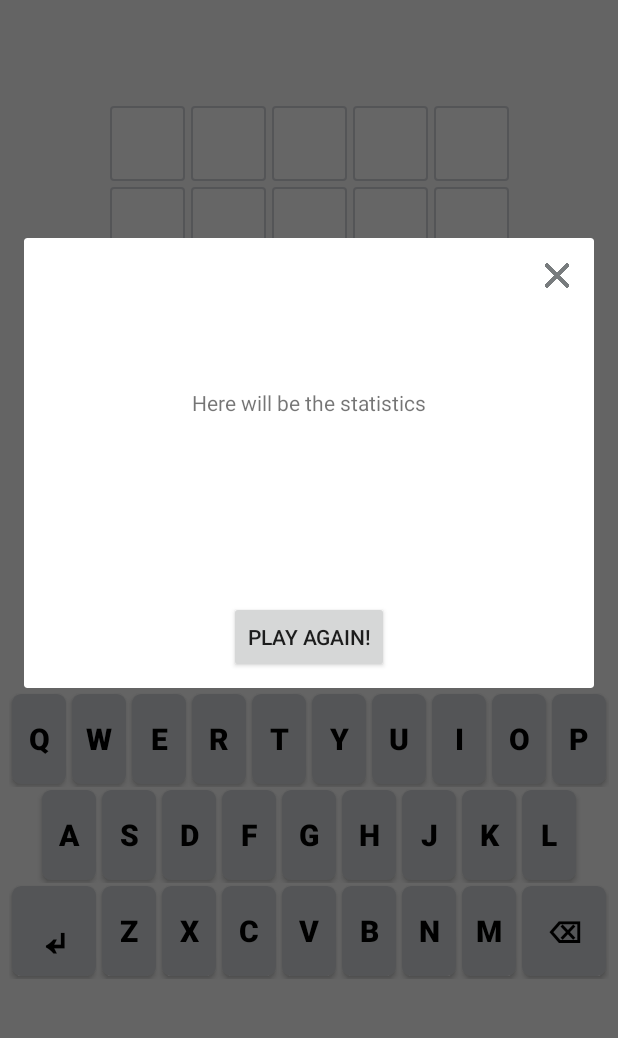
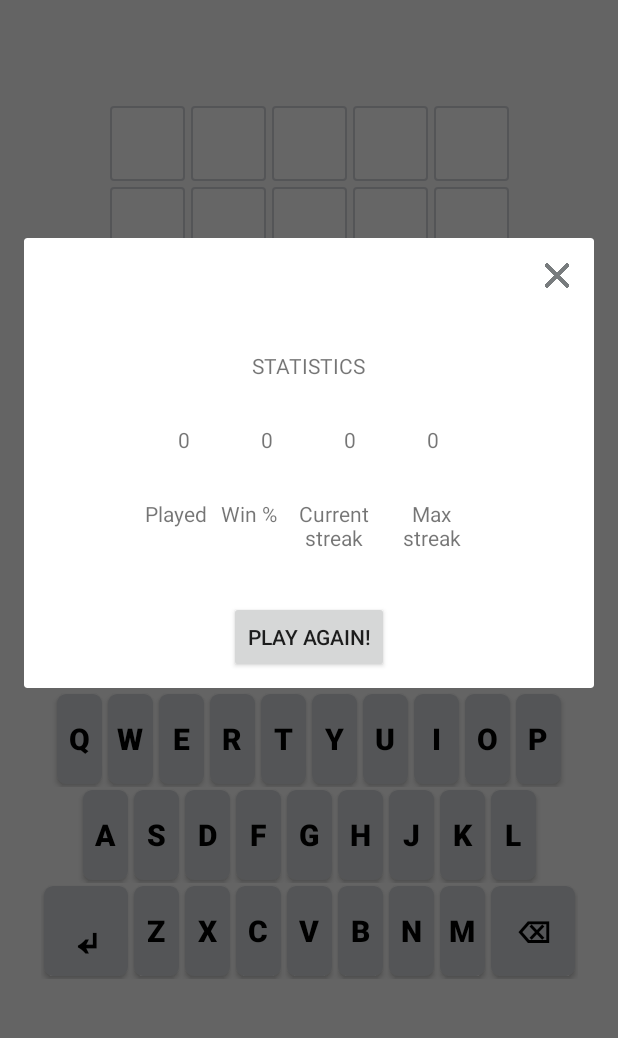
Before and after one commit to kidimp/Wordle-android, an Android app: the screen it shows after launch (MainActivity), after a tap on an icon or button, on a phone screen of 412 x 824 dp, the part 155-1193 px from its top. Run offline under Robolectric (Android 15) with nearby library versions, the phone set to English and light mode, and no system bars; libraries missing offline, so code that uses them is left out: es.dmoral.toasty; 20 statements that could not run were skipped.

Commit message:
Statistics display is created

```diff
--- a/app/src/main/AndroidManifest.xml
+++ b/app/src/main/AndroidManifest.xml
@@ -3,6 +3,7 @@
     xmlns:tools="http://schemas.android.com/tools">
 
     <uses-permission android:name="android.permission.READ_EXTERNAL_STORAGE" />
+    <uses-permission android:name="android.permission.WRITE_EXTERNAL_STORAGE" />
 
     <application
         android:name=".App"
--- a/app/src/main/java/com/chous/wordle/App.java
+++ b/app/src/main/java/com/chous/wordle/App.java
@@ -1,7 +1,6 @@
 package com.chous.wordle;
 
 import android.app.Application;
-import android.content.Context;
 
 public class App extends Application {
     // add to manifest "android:name=".App""
--- a/app/src/main/java/com/chous/wordle/DBHandler.java
+++ b/app/src/main/java/com/chous/wordle/DBHandler.java
@@ -6,14 +6,36 @@ import android.database.sqlite.SQLiteDatabase;
 import android.database.sqlite.SQLiteOpenHelper;
 import android.util.Log;
 
+import androidx.core.content.res.ResourcesCompat;
+
+import java.io.IOException;
+import java.io.InputStream;
+import java.nio.charset.StandardCharsets;
+import java.util.Scanner;
+
 public class DBHandler extends SQLiteOpenHelper {
+    private static DBHandler instance;
+    SQLiteDatabase db = this.getReadableDatabase();
     private static final String DB_NAME = "wordle-android.db";
     private static final int DB_VERSION = 1;
-    private static final String TABLE_NAME = "words";
-    private static final String NAME_COL = "word";
+
+    private static final String WORDS = "words";
+    private static final String WORD = "word";
     private Word word;
-    private static DBHandler instance;
-    SQLiteDatabase db = this.getReadableDatabase();
+
+    private static final String STATS = "stats";
+    private static final String GAMES = "games";
+    private static final String WINS = "wins";
+    private static final String STREAK = "streak";
+    private static final String MAX_STREAK = "max_streak";
+
+    int numberOfGames;
+    int numberOfWins;
+    int streak;
+    int maxStreak;
+
+    boolean previousGameResultIsVictory;
+
 
     private DBHandler(Context context) {
         super(context, DB_NAME, null, DB_VERSION);
@@ -29,6 +51,20 @@ public class DBHandler extends SQLiteOpenHelper {
 
     @Override
     public void onCreate(SQLiteDatabase db) {
+        InputStream inputStream = App.getContext().getResources().openRawResource(R.raw.wordle_db);
+        String queries = "";
+        try(Scanner scanner = new Scanner(inputStream, StandardCharsets.UTF_8.name())) {
+            queries = scanner.useDelimiter("\\A").next();
+        } catch (Exception e) {
+            Log.d("IOExeption ----------> ", "ioexeption");
+        }
+        try {
+            for (String query : queries.split(";")) {
+                db.execSQL(query);
+            }
+        }
+        catch (Exception e) {}
+        int i = 0;
     }
 
 
@@ -38,10 +74,10 @@ public class DBHandler extends SQLiteOpenHelper {
 
 
     public void generateRandomWord() {
-        Cursor cursor = db.rawQuery("SELECT * FROM " + TABLE_NAME + " ORDER BY RANDOM() LIMIT 1", null);
+        Cursor cursor = db.rawQuery("SELECT * FROM " + WORDS + " ORDER BY RANDOM() LIMIT 1", null);
         if (cursor.moveToFirst()) {
             word = new Word(cursor.getString(1).toUpperCase());
-            word = new Word("RALLY");
+            word = new Word("RALLY"); // for testing purposes
             Log.d("TARGET WORD ----------> ", word.getText());
         }
         cursor.close();
@@ -54,8 +90,8 @@ public class DBHandler extends SQLiteOpenHelper {
 
 
     public boolean isAttemptExist(String attempt) {
-        Cursor cursor = db.rawQuery("SELECT EXISTS(SELECT  " + NAME_COL + "  FROM "
-                + TABLE_NAME + " WHERE " + NAME_COL + " = '" + attempt.toLowerCase() + "')", null);
+        Cursor cursor = db.rawQuery("SELECT EXISTS(SELECT  " + WORD + "  FROM "
+                + WORDS + " WHERE " + WORD + " = '" + attempt.toLowerCase() + "')", null);
         cursor.moveToFirst();
 
         // cursor.getInt(0) is 1 if column with value exists
@@ -67,4 +103,100 @@ public class DBHandler extends SQLiteOpenHelper {
             return false;
         }
     }
+
+
+    public int getNumberOfGames() {
+        Cursor cursor = db.rawQuery("SELECT * FROM " + STATS, null);
+        cursor.moveToFirst();
+        numberOfGames = cursor.getInt(1);
+        cursor.close();
+
+        Log.d("NUMBER OF GAMES ----------> ", String.valueOf(numberOfGames));
+
+        return numberOfGames;
+    }
+
+    public void incrementNumberOfGames() {
+        getNumberOfGames();
+
+        numberOfGames++;
+
+        String query = "UPDATE " + STATS + " SET " + GAMES + " = " + numberOfGames + " WHERE id=1";
+        db.execSQL(query);
+    }
+
+
+    public int getNumberOfWins() {
+        Cursor cursor = db.rawQuery("SELECT * FROM " + STATS, null);
+        cursor.moveToFirst();
+        numberOfWins = cursor.getInt(2);
+        cursor.close();
+
+        Log.d("NUMBER OF GAMES ----------> ", String.valueOf(numberOfWins));
+
+        return numberOfWins;
+    }
+
+    public void incrementNumberOfWins() {
+        getNumberOfWins();
+
+        numberOfWins++;
+
+        String query = "UPDATE " + STATS + " SET " + WINS + " = " + numberOfWins + " WHERE id=1";
+        db.execSQL(query);
+    }
+
+
+    public void setPreviousGameResult(boolean result) {
+        previousGameResultIsVictory = result;
+    }
+
+    public boolean getPreviousGameResult() {
+        return previousGameResultIsVictory;
+    }
+
+
+    public int getStreak() {
+        Cursor cursor = db.rawQuery("SELECT * FROM " + STATS, null);
+        cursor.moveToFirst();
+        streak = cursor.getInt(3);
+
+        if (getPreviousGameResult()) {
+            String query = "UPDATE " + STATS + " SET " + MAX_STREAK + " = " + streak + " WHERE id=1";
+            db.execSQL(query);
+        }
+
+        cursor.close();
+
+        Log.d("STREAK ----------> ", String.valueOf(streak));
+
+        return streak;
+    }
+
+    public void incrementStreak() {
+        getStreak();
+
+        streak++;
+
+        String query = "UPDATE " + STATS + " SET " + STREAK + " = " + streak + " WHERE id=1";
+        db.execSQL(query);
+    }
+
+
+    public void resetStreak() {
+        String query = "UPDATE " + STATS + " SET " + STREAK + " = 0 WHERE id=1";
+        db.execSQL(query);
+    }
+
+
+    public int getMaxStreak() {
+        Cursor cursor = db.rawQuery("SELECT * FROM " + STATS, null);
+        cursor.moveToFirst();
+        maxStreak = cursor.getInt(4);
+        cursor.close();
+
+        Log.d("MAX STREAK ----------> ", String.valueOf(maxStreak));
+
+        return maxStreak;
+    }
 }
--- a/app/src/main/java/com/chous/wordle/DialogStats.java
+++ b/app/src/main/java/com/chous/wordle/DialogStats.java
@@ -8,23 +8,40 @@ import android.widget.TextView;
 
 public class DialogStats {
     MainActivity activity;
-    TextView txt_Message;
+    TextView txt_message;
+    TextView numberOfPlayedGames;
+    TextView percentOfWins;
+    TextView streak;
+    TextView maxStreak;
     ImageButton buttonCloseDialog;
     Button buttonNewGame;
     Dialog dialog;
+    private final DBHandler dbHandler;
 
     public DialogStats(MainActivity activity) {
+        dbHandler = DBHandler.getInstance();
         this.activity = activity;
+
         dialog = new Dialog(activity);
         dialog.requestWindowFeature(Window.FEATURE_NO_TITLE);
         dialog.setCancelable(false);
         dialog.setContentView(R.layout.dialog_stats);
-        txt_Message = dialog.findViewById(R.id.statistics);
+
+        innitViews();
+
+        setupDialogView();
+    }
+
+    private void innitViews() {
+        txt_message = dialog.findViewById(R.id.statistics1);
+
+        numberOfPlayedGames = dialog.findViewById(R.id.played);
+        percentOfWins = dialog.findViewById(R.id.wins_persentage);
+        streak = dialog.findViewById(R.id.current_streak);
+        maxStreak = dialog.findViewById(R.id.max_streak);
 
         buttonCloseDialog = dialog.findViewById(R.id.button_close_dialog);
         buttonNewGame = dialog.findViewById(R.id.button_new_game);
-
-        setupDialogView();
     }
 
     private void setupDialogView() {
@@ -32,8 +49,7 @@ public class DialogStats {
         buttonNewGame.setOnClickListener(v -> buttonNewGameClick());
     }
 
-    public void showDialog(String message) {
-        txt_Message.setText(message);
+    public void showDialog() {
         dialog.show();
     }
 
@@ -49,4 +65,18 @@ public class DialogStats {
         activity.getGame().create();
         buttonCloseDialogClick();
     }
+
+
+    public void updateStatsView() {
+        int numberOfGames = dbHandler.getNumberOfGames();
+        int numberOfWins = dbHandler.getNumberOfWins();
+        double winningPercent = (numberOfGames > 0) ? ((double) numberOfWins / numberOfGames) * 100 : 0.0;
+        int currentStreak = dbHandler.getStreak();
+        int max_streak = dbHandler.getMaxStreak();
+
+        numberOfPlayedGames.setText(String.valueOf(numberOfGames));
+        percentOfWins.setText(String.valueOf((int) winningPercent));
+        streak.setText(String.valueOf(currentStreak));
+        maxStreak.setText(String.valueOf(max_streak));
+    }
 }
--- a/app/src/main/java/com/chous/wordle/Grid.java
+++ b/app/src/main/java/com/chous/wordle/Grid.java
@@ -4,7 +4,7 @@ import android.app.Activity;
 
 public class Grid {
     private int activeLineIndex;
-    private TilesLine[] tilesLines;
+    private final TilesLine[] tilesLines;
 
     Grid(Activity activity) {
         activeLineIndex = 0;
@@ -42,9 +42,9 @@ public class Grid {
     }
 
     public void recolor() {
-        for (int i = 0; i < tilesLines.length; i++) {
-            if (tilesLines[i].attempt != null) {
-                tilesLines[i].recolorTiles();
+        for (TilesLine tilesLine : tilesLines) {
+            if (tilesLine.attempt != null) {
+                tilesLine.recolorTiles();
             }
         }
     }
--- a/app/src/main/java/com/chous/wordle/MainActivity.java
+++ b/app/src/main/java/com/chous/wordle/MainActivity.java
@@ -8,7 +8,7 @@ import android.widget.ImageButton;
 public class MainActivity extends AppCompatActivity {
     private Game game;
     Keyboard keyboard;
-    private ImageButton buttonStats;
+
 
     @Override
     protected void onCreate(Bundle savedInstanceState) {
@@ -23,16 +23,20 @@ public class MainActivity extends AppCompatActivity {
         game.create();
     }
 
+
     public Game getGame() { return game; }
+
 
     private void setupViews() {
         Message.setMessageSettings();
-        buttonStats = findViewById(R.id.button_stats);
+        ImageButton buttonStats = findViewById(R.id.button_stats);
         buttonStats.setOnClickListener(v -> ButtonResultClick());
     }
 
+
     public void ButtonResultClick() {
         DialogStats dialogStats = new DialogStats(this);
-        dialogStats.showDialog("Here will be the statistics");
+        dialogStats.updateStatsView();
+        dialogStats.showDialog();
     }
 }
--- a/app/src/main/java/com/chous/wordle/TilesLine.java
+++ b/app/src/main/java/com/chous/wordle/TilesLine.java
@@ -9,6 +9,7 @@ public class TilesLine {
     Word attempt;
     TextView[] tiles;
 
+
     public TilesLine(LinearLayout layout) {
         tiles = new TextView[Game.WORDLE_LENGTH];
         tiles[0] = layout.findViewById(R.id.Tile1);
@@ -17,6 +18,7 @@ public class TilesLine {
         tiles[3] = layout.findViewById(R.id.Tile4);
         tiles[4] = layout.findViewById(R.id.Tile5);
     }
+
 
     public void add(String letter) {
         TextView activeTile = getActiveTile();
@@ -44,6 +46,7 @@ public class TilesLine {
         }
         return null;
     }
+
 
     public void applyAttempt() {
         attempt = new Word(constructAttempt());
@@ -91,6 +94,7 @@ public class TilesLine {
         }
     }
 
+
     public void clean() {
         for (TextView textView : tiles) {
             attempt = null;
--- a/app/src/main/java/com/chous/wordle/Word.java
+++ b/app/src/main/java/com/chous/wordle/Word.java
@@ -11,11 +11,11 @@ public class Word {
     }
 
     public String getText() {
-        String word = "";
+        StringBuilder word = new StringBuilder();
         for (Letter letter : letters) {
-            word += letter.getText();
+            word.append(letter.getText());
         }
-        return word.toUpperCase();
+        return word.toString().toUpperCase();
     }
 
     public Letter[] getLetters() {
--- a/app/src/main/res/layout/dialog_stats.xml
+++ b/app/src/main/res/layout/dialog_stats.xml
@@ -15,9 +15,9 @@
         android:layout_marginStart="10dp"
         android:layout_marginTop="10dp"
         android:layout_marginEnd="10dp"
-        android:layout_marginBottom="0dp"
         android:gravity="end"
-        android:orientation="vertical">
+        android:orientation="vertical"
+        android:visibility="visible">
 
         <ImageButton
             android:id="@+id/button_close_dialog"
@@ -34,39 +34,149 @@
 
 
     <LinearLayout
-        android:id="@+id/linearLayoutStats"
+        android:id="@+id/linearLayoutStats1"
         android:layout_width="wrap_content"
         android:layout_height="wrap_content"
-        android:layout_above="@+id/linearLayoutButtonNewGame"
         android:layout_below="@+id/linearLayoutCloseDialog"
         android:layout_alignParentStart="true"
         android:layout_alignParentEnd="true"
-        android:layout_alignParentBottom="@+id/linearLayoutButtonNewGame"
         android:layout_marginStart="10dp"
-        android:layout_marginTop="10dp"
+        android:layout_marginTop="25dp"
         android:layout_marginEnd="10dp"
-        android:layout_marginBottom="10dp"
         android:gravity="center_horizontal"
         android:orientation="vertical">
 
         <TextView
-            android:id="@+id/statistics"
+            android:id="@+id/statistics1"
             android:layout_width="wrap_content"
             android:layout_height="wrap_content"
-            android:layout_margin="50dp"
             android:layout_marginStart="50dp"
-            android:layout_marginTop="50dp"
+            android:layout_marginTop="10dp"
             android:layout_marginEnd="50dp"
-            android:layout_marginBottom="50dp"
-            android:text="Hello Message" />
+            android:layout_marginBottom="10dp"
+            android:text="@string/statistics" />
     </LinearLayout>
+
+
+    <LinearLayout
+        android:id="@+id/linearLayoutStats2"
+        android:layout_width="match_parent"
+        android:layout_height="wrap_content"
+        android:layout_below="@+id/linearLayoutStats1"
+        android:layout_alignParentStart="true"
+        android:layout_alignParentEnd="true"
+        android:paddingLeft="20dp"
+        android:paddingRight="20dp"
+        android:layout_marginStart="10dp"
+        android:layout_marginTop="10dp"
+        android:layout_marginEnd="10dp"
+        android:gravity="center_horizontal"
+        android:orientation="horizontal" >
+
+        <TextView
+            android:id="@+id/played"
+            android:layout_width="40dp"
+            android:layout_height="wrap_content"
+            android:layout_marginTop="10dp"
+            android:layout_marginBottom="10dp"
+            android:gravity="center_horizontal"
+            android:text="\?" />
+
+        <TextView
+            android:id="@+id/wins_persentage"
+            android:layout_width="40dp"
+            android:layout_height="wrap_content"
+            android:layout_marginStart="15dp"
+            android:layout_marginTop="10dp"
+            android:layout_marginBottom="10dp"
+            android:gravity="center_horizontal"
+            android:text="\?" />
+
+        <TextView
+            android:id="@+id/current_streak"
+            android:layout_width="40dp"
+            android:layout_height="wrap_content"
+            android:layout_marginStart="15dp"
+            android:layout_marginTop="10dp"
+            android:layout_marginBottom="10dp"
+            android:gravity="center_horizontal"
+            android:text="\?" />
+
+        <TextView
+            android:id="@+id/max_streak"
+            android:layout_width="40dp"
+            android:layout_height="wrap_content"
+            android:layout_marginStart="15dp"
+            android:layout_marginTop="10dp"
+            android:layout_marginBottom="10dp"
+            android:gravity="center_horizontal"
+            android:text="\?" />
+    </LinearLayout>
+
+
+    <LinearLayout
+        android:id="@+id/linearLayoutStats3"
+        android:layout_width="match_parent"
+        android:layout_height="match_parent"
+        android:layout_above="@+id/linearLayoutButtonNewGame"
+        android:layout_below="@+id/linearLayoutStats2"
+        android:layout_alignParentStart="true"
+        android:layout_alignParentEnd="true"
+        android:paddingLeft="15dp"
+        android:paddingRight="15dp"
+        android:layout_marginStart="10dp"
+        android:layout_marginTop="10dp"
+        android:layout_marginEnd="10dp"
+        android:layout_marginBottom="25dp"
+        android:gravity="center_horizontal"
+        android:orientation="horizontal">
+
+        <TextView
+            android:id="@+id/played_description"
+            android:layout_width="wrap_content"
+            android:layout_height="wrap_content"
+            android:layout_marginTop="10dp"
+            android:layout_marginBottom="10dp"
+            android:gravity="center_horizontal"
+            android:text="@string/played" />
+
+        <TextView
+            android:id="@+id/wins_persentage_description"
+            android:layout_width="wrap_content"
+            android:layout_height="wrap_content"
+            android:layout_marginStart="10dp"
+            android:layout_marginTop="10dp"
+            android:layout_marginBottom="10dp"
+            android:gravity="center_horizontal"
+            android:text="@string/win_percentage" />
+
+        <TextView
+            android:id="@+id/current_streak_description"
+            android:layout_width="55dp"
+            android:layout_height="wrap_content"
+            android:layout_marginStart="10dp"
+            android:layout_marginTop="10dp"
+            android:layout_marginBottom="10dp"
+            android:gravity="center_horizontal"
+            android:text="@string/current_streak" />
+
+        <TextView
+            android:id="@+id/max_streak_description"
+            android:layout_width="55dp"
+            android:layout_height="wrap_content"
+            android:layout_marginStart="10dp"
+            android:layout_marginTop="10dp"
+            android:layout_marginBottom="10dp"
+            android:gravity="center_horizontal"
+            android:text="@string/max_streak" />
+    </LinearLayout>
+
 
     <LinearLayout
         android:id="@+id/linearLayoutButtonNewGame"
         android:layout_width="wrap_content"
         android:layout_height="wrap_content"
         android:layout_alignParentStart="true"
-        android:layout_alignParentTop="@+id/linearLayoutStats"
         android:layout_alignParentEnd="true"
         android:layout_alignParentBottom="true"
         android:layout_marginStart="10dp"
@@ -80,7 +190,6 @@
             android:id="@+id/button_new_game"
             android:layout_width="wrap_content"
             android:layout_height="wrap_content"
-
             android:text="@string/play_again" />
     </LinearLayout>
 
--- a/app/src/main/res/values-night/themes.xml
+++ /dev/null
@@ -1,7 +0,0 @@
-<resources xmlns:tools="http://schemas.android.com/tools">
-    <!-- Base application theme. -->
-    <style name="Base.Theme.Wordle" parent="Theme.Material3.DayNight.NoActionBar">
-        <!-- Customize your dark theme here. -->
-        <!-- <item name="colorPrimary">@color/my_dark_primary</item> -->
-    </style>
-</resources>
--- a/app/src/main/res/values/strings.xml
+++ b/app/src/main/res/values/strings.xml
@@ -34,5 +34,10 @@
     <string name="wordle">WORDLE</string>
     <string name="result">result</string>
     <string name="play_again">Play again!</string>
+    <string name="statistics">STATISTICS</string>
+    <string name="played">Played</string>
+    <string name="win_percentage">Win %</string>
+    <string name="current_streak">Current streak</string>
+    <string name="max_streak">Max streak</string>
 
 </resources>
--- a/app/src/main/res/values/styles.xml
+++ b/app/src/main/res/values/styles.xml
@@ -15,7 +15,7 @@
     </style>
 
     <style name="Button" parent="android:style/Widget.Button">
-        <item name="android:layout_width">36dp</item>
+        <item name="android:layout_width">30dp</item>
         <item name="android:layout_height">60dp</item>
         <item name="android:paddingLeft">0dp</item>
         <item name="android:paddingTop">0dp</item>
--- a/build.gradle.kts
+++ b/build.gradle.kts
@@ -1,4 +1,4 @@
 // Top-level build file where you can add configuration options common to all sub-projects/modules.
 plugins {
-    id("com.android.application") version "8.1.2" apply false
+    id("com.android.application") version "8.1.3" apply false
 }
```
Also changed, not shown: app/src/main/java/com/chous/wordle/Game.java (+18 -3 lines), app/src/main/java/com/chous/wordle/Keyboard.java (+12 -0 lines), 3 other files.
